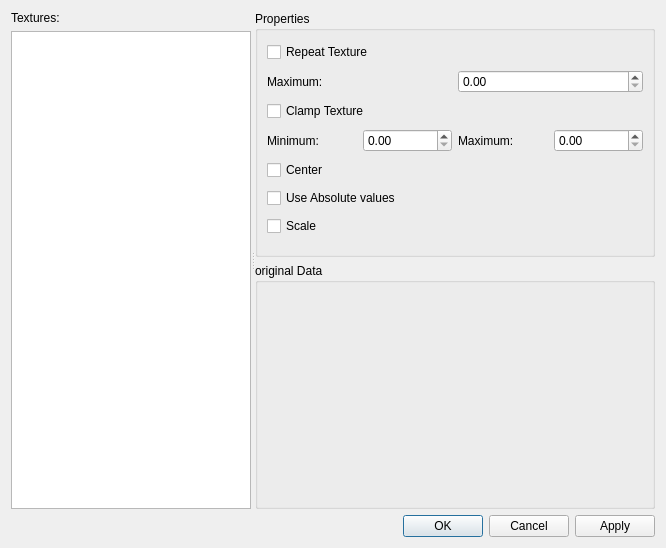
ShenRen/OpenFlipper, file Plugin-TextureControl/textureProperties.ui: the form before one commit.
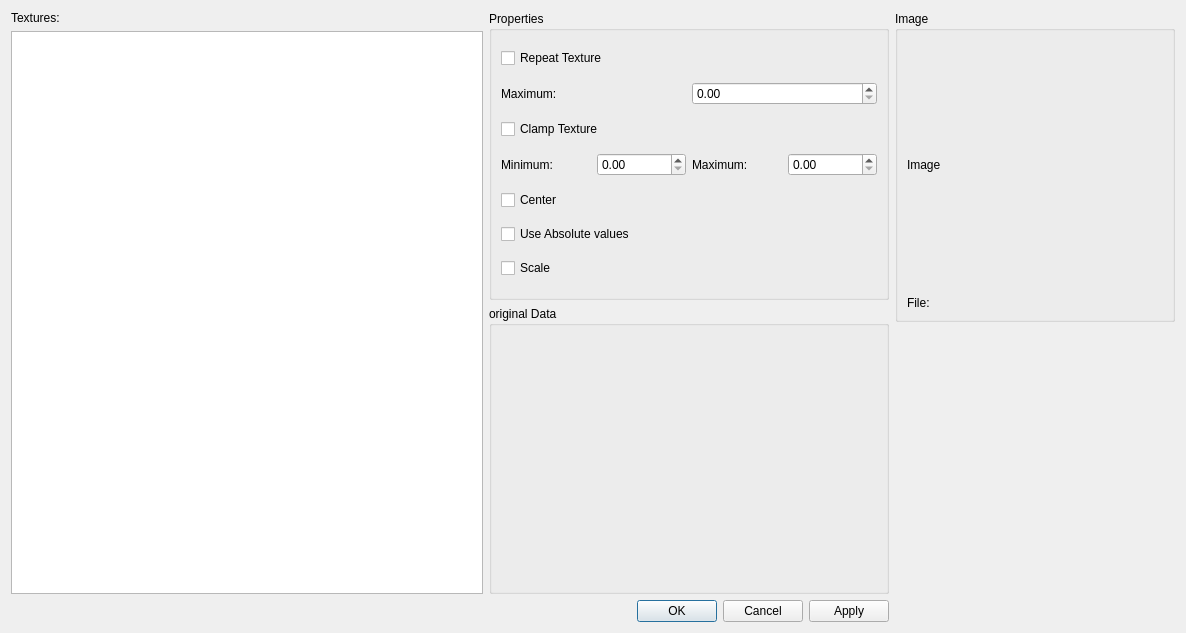
The form after the commit.

Commit message: Show texture image in texturesettings dialog

```diff
--- a/Plugin-TextureControl/textureProperties.ui
+++ b/Plugin-TextureControl/textureProperties.ui
@@ -5,8 +5,8 @@
    <rect>
     <x>0</x>
     <y>0</y>
-    <width>666</width>
-    <height>548</height>
+    <width>1186</width>
+    <height>633</height>
    </rect>
   </property>
   <property name="minimumSize" >
@@ -24,13 +24,15 @@
   <property name="windowTitle" >
    <string>Dialog</string>
   </property>
-  <layout class="QVBoxLayout" name="verticalLayout_4" >
-   <item>
+  <layout class="QGridLayout" name="gridLayout_2" >
+   <item rowspan="2" row="0" column="0" >
     <widget class="QSplitter" name="splitter" >
      <property name="orientation" >
       <enum>Qt::Horizontal</enum>
      </property>
      <widget class="QWidget" name="" >
+      <layout class="QGridLayout" name="gridLayout" >
+       <item row="0" column="0" >
       <layout class="QVBoxLayout" name="verticalLayout_2" >
        <item>
         <widget class="QLabel" name="textureLabel" >
@@ -50,8 +52,8 @@
         </widget>
        </item>
       </layout>
-     </widget>
-     <widget class="QWidget" name="" >
+       </item>
+       <item row="0" column="1" >
       <layout class="QVBoxLayout" name="verticalLayout_3" >
        <item>
         <widget class="QGroupBox" name="groupBox" >
@@ -149,16 +151,72 @@
         </widget>
        </item>
       </layout>
+       </item>
+      </layout>
      </widget>
     </widget>
    </item>
-   <item>
+   <item row="1" column="1" >
+    <spacer name="verticalSpacer" >
+     <property name="orientation" >
+      <enum>Qt::Vertical</enum>
+     </property>
+     <property name="sizeHint" stdset="0" >
+      <size>
+       <width>277</width>
+       <height>250</height>
+      </size>
+     </property>
+    </spacer>
+   </item>
+   <item row="2" column="0" >
     <widget class="QDialogButtonBox" name="buttonBox" >
      <property name="standardButtons" >
       <set>QDialogButtonBox::Apply|QDialogButtonBox::Cancel|QDialogButtonBox::Ok</set>
      </property>
     </widget>
    </item>
+   <item row="0" column="1" >
+    <widget class="QGroupBox" name="imageBox" >
+     <property name="minimumSize" >
+      <size>
+       <width>280</width>
+       <height>280</height>
+      </size>
+     </property>
+     <property name="title" >
+      <string>Image</string>
+     </property>
+     <layout class="QVBoxLayout" name="verticalLayout_4" >
+      <item>
+       <widget class="QLabel" name="imageLabel" >
+        <property name="minimumSize" >
+         <size>
+          <width>250</width>
+          <height>250</height>
+         </size>
+        </property>
+        <property name="maximumSize" >
+         <size>
+          <width>250</width>
+          <height>250</height>
+         </size>
+        </property>
+        <property name="text" >
+         <string>Image</string>
+        </property>
+       </widget>
+      </item>
+      <item>
+       <widget class="QLabel" name="fileLabel" >
+        <property name="text" >
+         <string>File:</string>
+        </property>
+       </widget>
+      </item>
+     </layout>
+    </widget>
+   </item>
   </layout>
  </widget>
  <resources/>
```
Lines whose indentation alone changed are shown as unchanged. The commit also changes 4 other files.
